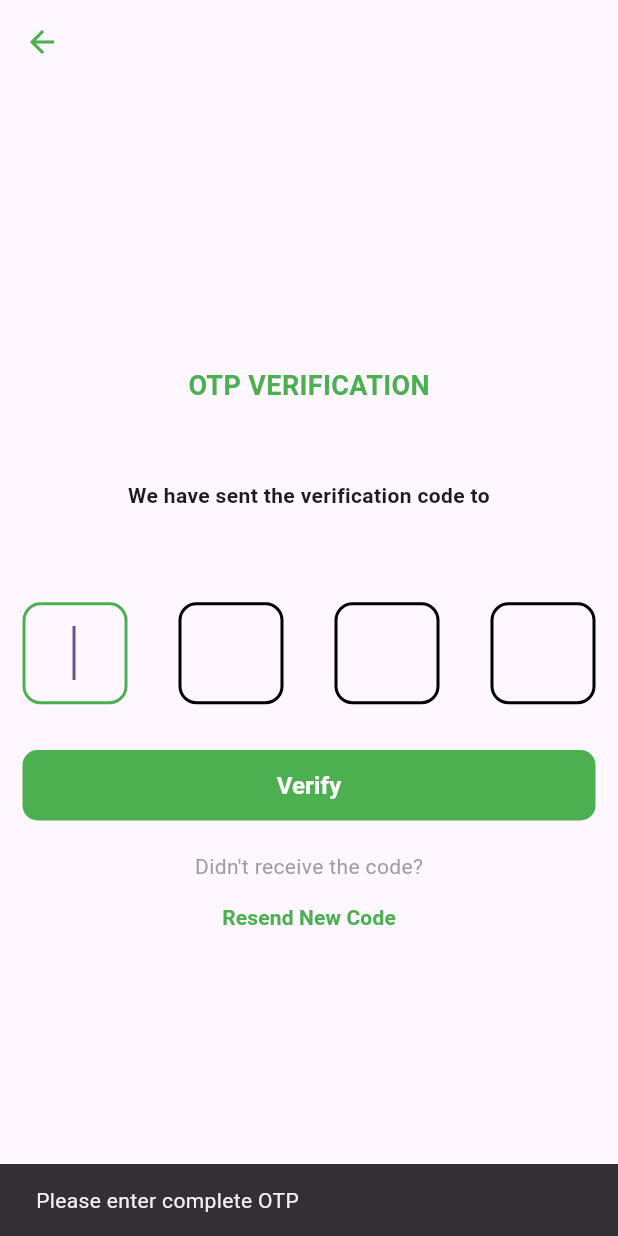
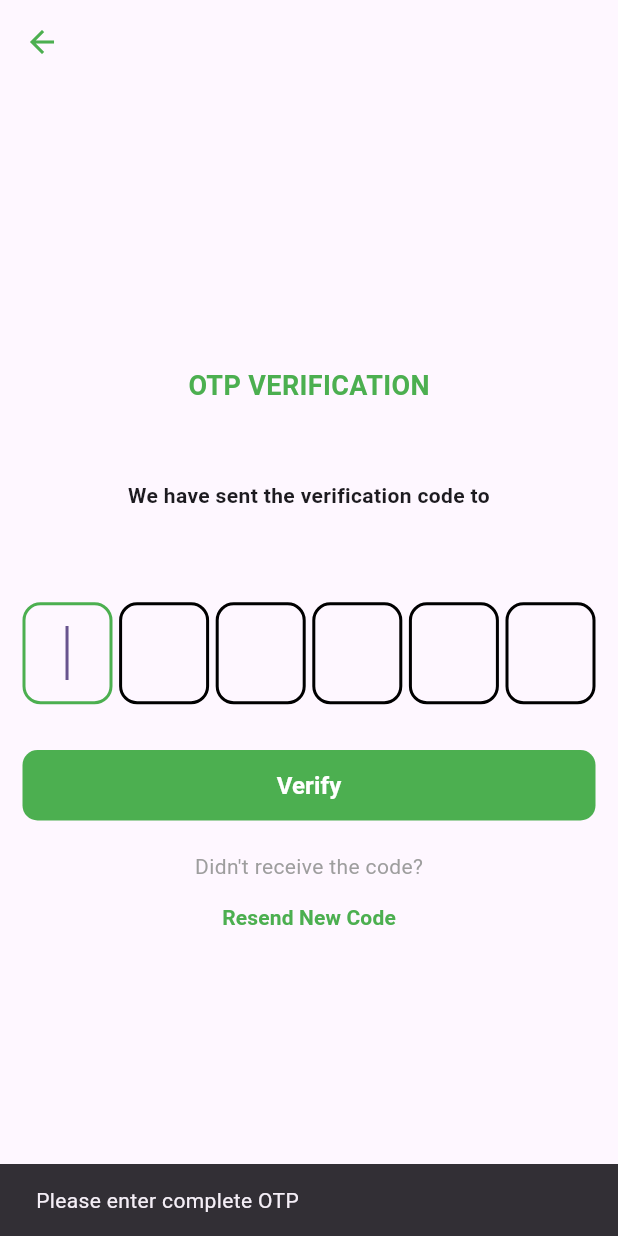
Before and after one commit to jincykp/DustAway, a Flutter app: the PhoneOtpScreen screen opened directly with empty values, after a tap on "Verify", on a phone screen of 412 x 824 dp. Run offline on Flutter 3.47's test engine with Material 3 defaults, Android fonts, the light colour scheme and no system bars; our stand-ins replace cloud_firestore, firebase_auth, firebase_core, get, google_sign_in; accounts and stored records are empty.

Commit message:
Phone verification implemented successfully

```diff
--- a/lib/views/Phone_otp_screen.dart
+++ b/lib/views/Phone_otp_screen.dart
@@ -20,12 +20,12 @@ class PhoneOtpScreen extends StatefulWidget {
 
 class _PhoneOtpScreenState extends State<PhoneOtpScreen> {
   final List<TextEditingController> otpControllers = List.generate(
-    4,
+    6,
     (index) => TextEditingController(),
   );
   bool isLoading = false;
   bool isResending = false;
-  final focusNodes = List.generate(4, (index) => FocusNode());
+  final focusNodes = List.generate(6, (index) => FocusNode());
 
   @override
   void dispose() {
@@ -41,7 +41,7 @@ class _PhoneOtpScreenState extends State<PhoneOtpScreen> {
   Future<void> verifyOTP() async {
     // Validate OTP
     String otp = otpControllers.map((controller) => controller.text).join();
-    if (otp.length != 4) {
+    if (otp.length != 6) {
       ScaffoldMessenger.of(context).showSnackBar(
         const SnackBar(content: Text('Please enter complete OTP')),
       );
@@ -152,7 +152,7 @@ class _PhoneOtpScreenState extends State<PhoneOtpScreen> {
 
   Widget buildOTPTextField(int index) {
     return SizedBox(
-      width: 70,
+      width: 60,
       child: TextField(
         controller: otpControllers[index],
         focusNode: focusNodes[index],
@@ -238,7 +238,7 @@ class _PhoneOtpScreenState extends State<PhoneOtpScreen> {
                   Row(
                     mainAxisAlignment: MainAxisAlignment.spaceBetween,
                     children: List.generate(
-                      4,
+                      6,
                       (index) => buildOTPTextField(index),
                     ),
                   ),
```
Also changed, not shown: 2 other files.
